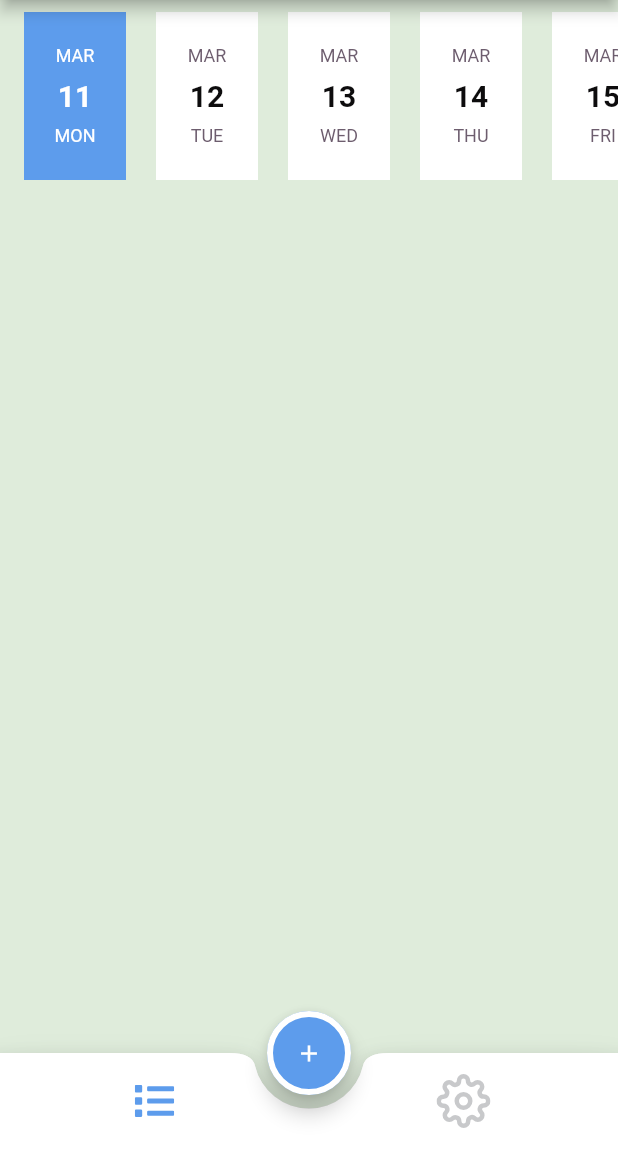
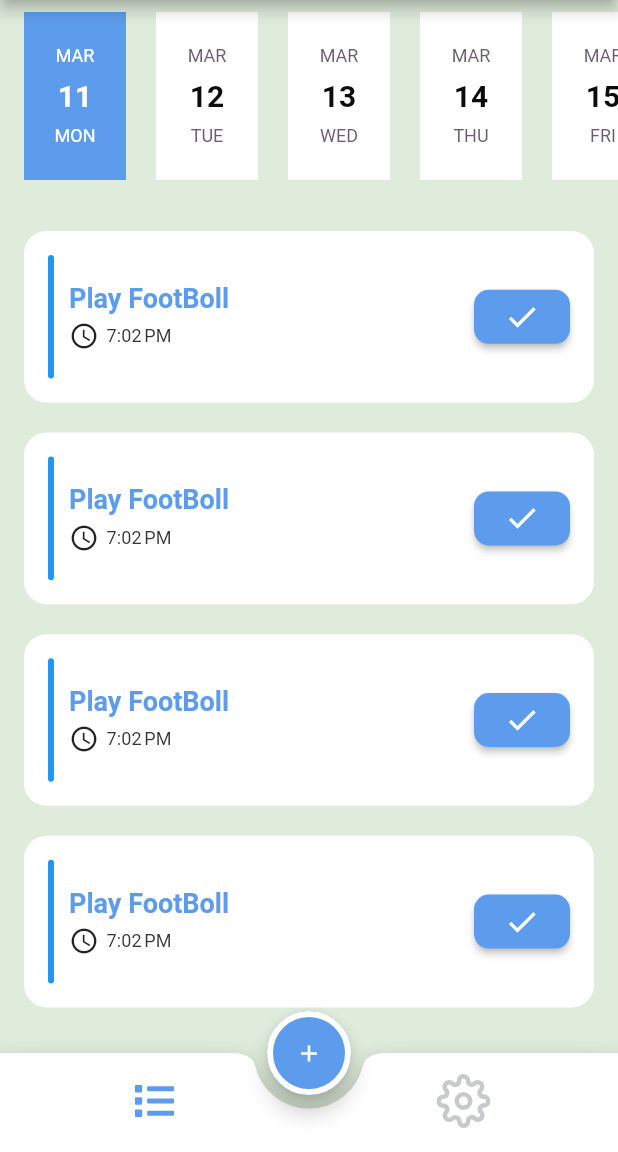
Before and after one commit to youssemagdy/Todo, a Flutter app: the HomeScreen screen opened by its route, on a phone screen of 412 x 824 dp, the part 84-1236 px from its top. Run offline on Flutter 3.47's test engine with Material 3 defaults, Android fonts, the phone set to English and light mode, and no system bars; drawn by our look-alikes of easy_date_timeline, flutter_slidable; our stand-ins replace cloud_firestore, firebase_auth, firebase_core, flutter_svg; accounts and stored records are empty.

Commit message:
init commit

```diff
--- a/lib/layout/home/taps/list_taps.dart
+++ b/lib/layout/home/taps/list_taps.dart
@@ -1,5 +1,7 @@
 import 'package:easy_date_timeline/easy_date_timeline.dart';
 import 'package:flutter/material.dart';
+import 'package:todo_app_1/layout/home/widget/task_widget.dart';
+import 'package:todo_app_1/model/task.dart';
 import 'package:todo_app_1/style/app_colors.dart';
 import 'package:todo_app_1/style/theme.dart';
 
@@ -41,7 +43,23 @@ class _ListTapsState extends State<ListTaps> {
             });
           },
         ),
-
+        const SizedBox(height: 10,),
+        Expanded(
+          child: Padding(
+            padding: const EdgeInsets.all(16.0),
+            child: ListView.separated(
+              separatorBuilder: (context, index) => const SizedBox(height: 20,),
+              itemBuilder: (context, index) => TaskWidget(
+                task: Task(
+                  title: 'Play FootBoll',
+                  description: '',
+                  date: DateTime.now().millisecondsSinceEpoch,
+                ),
+              ),
+              itemCount: 5,
+            ),
+          ),
+        )
       ],
     );
   }
--- a/lib/layout/home/widget/task_widget.dart
+++ b/lib/layout/home/widget/task_widget.dart
@@ -1,10 +1,83 @@
 import 'package:flutter/material.dart';
+import 'package:flutter_slidable/flutter_slidable.dart';
+import 'package:intl/intl.dart';
+import 'package:todo_app_1/model/task.dart';
 
 class TaskWidget extends StatelessWidget {
-  const TaskWidget({Key? key}) : super(key: key);
-  // TODO STOP 37:00
+  Task task;
+  TaskWidget({super.key, required this.task});
   @override
   Widget build(BuildContext context) {
-    return const Placeholder();
+    var height = MediaQuery.of(context).size.height;
+    DateTime taskDate = DateTime.fromMicrosecondsSinceEpoch(task.date ?? 0);
+    return Slidable(
+      startActionPane: ActionPane(
+        motion: const ScrollMotion(),
+        extentRatio: 0.3,
+        children: [
+          SlidableAction(
+            onPressed: (context){},
+            icon: Icons.delete,
+            label: 'Delete',
+            backgroundColor: Colors.red,
+            borderRadius: const BorderRadius.only(
+              topLeft: Radius.circular(15),
+              bottomLeft: Radius.circular(15),
+            )
+          ),
+        ],
+      ),
+      child: Container(
+        padding: const EdgeInsets.all(16),
+        decoration: BoxDecoration(
+          color: Colors.white,
+          borderRadius: BorderRadius.circular(15),
+        ),
+        child: Row(
+          children: [
+            Container(
+              height: height * 0.1,
+              width: 4,
+              decoration: BoxDecoration(
+                color: Theme.of(context).primaryColor,
+                borderRadius: BorderRadius.circular(10),
+              ),
+            ),
+            const SizedBox(width: 10,),
+            Expanded(
+                child: Column(
+                  crossAxisAlignment: CrossAxisAlignment.start,
+                  children: [
+                    Text(
+                      task.title ?? '',
+                      style: Theme.of(context).textTheme.titleMedium,
+                    ),
+                    const SizedBox(height: 5,),
+                    Row(
+                      children: [
+                        const Icon(Icons.access_time_outlined, size: 20,),
+                        const SizedBox(width: 5,),
+                        Text(
+                          '${DateFormat.jm().format(taskDate)}',
+                          style: Theme.of(context).textTheme.titleSmall,
+                        )
+                      ],
+                    ),
+                  ],
+                )
+            ),
+            ElevatedButton(
+              style: ElevatedButton.styleFrom(
+                shape: RoundedRectangleBorder(
+                  borderRadius: BorderRadius.circular(10)
+                )
+              ),
+              onPressed: (){},
+              child: const Icon(Icons.check)
+            ),
+          ],
+        ),
+      ),
+    );
   }
 }
--- a/lib/model/task.dart
+++ b/lib/model/task.dart
@@ -3,14 +3,22 @@ class Task{
   String? title;
   String? description;
   int? date;
+  bool? isDone;
 
-  Task({this.id,required this.title, required this.description, required this.date});
+  Task({
+    this.id,
+    required this.title,
+    required this.description,
+    required this.date,
+    this.isDone = false,
+  });
 
   Task.fromFirestore(Map<String, dynamic> data){
     id = data['id'];
     title = data['title'];
     description = data['description'];
     date = data['date'];
+    isDone = data['isDone'];
   }
 
   Map<String, dynamic> toFirestore(){
@@ -18,7 +26,8 @@ class Task{
       'id' : id,
       'title' : title,
       'description' : description,
-      'date' : date
+      'date' : date,
+      'isDone' : isDone
     };
     return data;
   }
--- a/lib/style/app_colors.dart
+++ b/lib/style/app_colors.dart
@@ -5,4 +5,5 @@ class AppColors{
   static const Color backgrundColor = Color(0xFFDFECDB);
   static const Color unSelectedIconColor = Color(0xFFC8C9CB);
   static const Color textColor = Color(0xFF383838);
+  static const Color timeColor = Color(0xFF363636);
 }
--- a/lib/style/theme.dart
+++ b/lib/style/theme.dart
@@ -23,6 +23,16 @@ class AppTheme{
       backgroundColor: AppColors.primaryLightColor,
     ),
     textTheme: const TextTheme(
+      titleSmall: TextStyle(
+        fontWeight: FontWeight.w400,
+        fontSize: 12,
+        color: AppColors.timeColor,
+      ),
+      titleMedium: TextStyle(
+        color: AppColors.primaryLightColor,
+        fontWeight: FontWeight.w700,
+        fontSize: 18,
+      ),
       labelMedium: TextStyle(
         color: AppColors.textColor,
         fontSize: 20,
--- a/pubspec.yaml
+++ b/pubspec.yaml
@@ -41,6 +41,8 @@ dependencies:
   provider: ^6.1.2
   flutter_svg: ^2.0.10+1
   easy_date_timeline: ^1.0.5
+  intl: ^0.19.0
+  flutter_slidable: ^3.0.1
 
 dev_dependencies:
   flutter_test:
```
Also changed, not shown: pubspec.lock.
